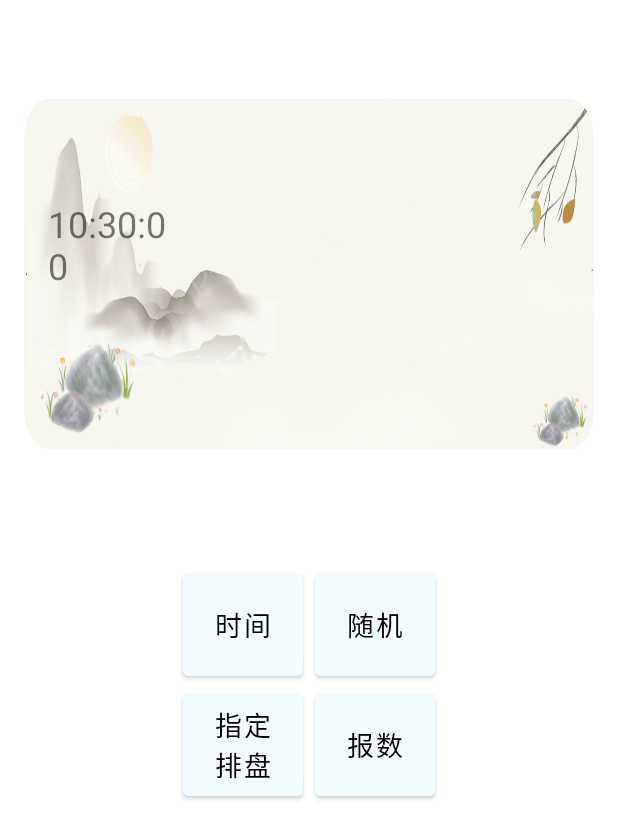
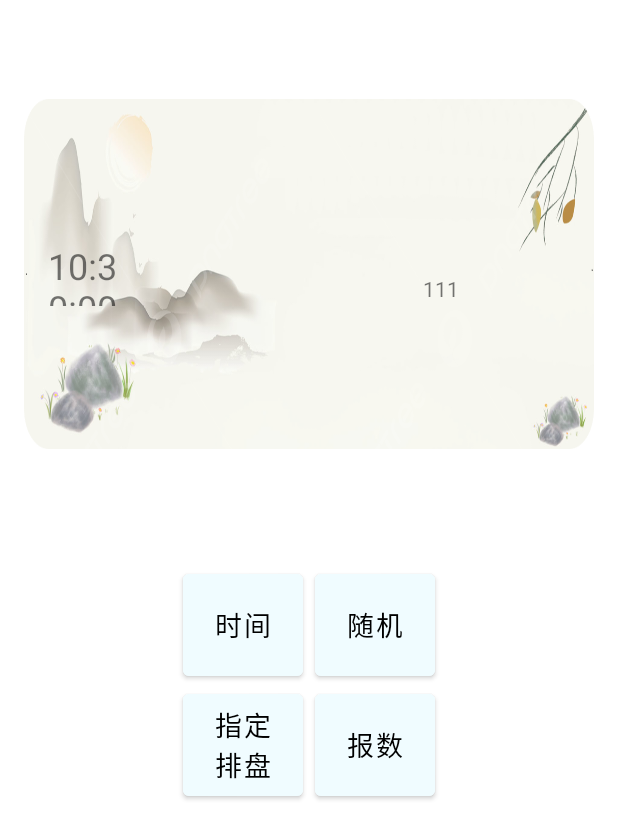
Before and after one commit to afterow/sanyaoyi-kotlin, an Android app: the screen it shows after launch (HomeActivity), on a phone screen of 412 x 824 dp. Shown: the top 839 px of the screen. Run offline under Robolectric (Android 15) with nearby library versions, the phone set to English and light mode, and no system bars; libraries missing offline, so code that uses them is left out: com.tyme.solar; Roboto replaces fonts that are not available here; 10 statements that could not run were skipped.

Commit message:
Restored the bug that the UI does not display, and added more bugs :lipstick:

```diff
--- a/app/build.gradle.kts
+++ b/app/build.gradle.kts
@@ -15,7 +15,7 @@ android {
         minSdk = 30
         targetSdk = 35
         versionCode = 1
-        versionName = "1.7"
+        versionName = "1.7.1rc"
 
         testInstrumentationRunner = "androidx.test.runner.AndroidJUnitRunner"
     }
--- a/app/src/main/AndroidManifest.xml
+++ b/app/src/main/AndroidManifest.xml
@@ -12,6 +12,10 @@
         android:supportsRtl="true"
         android:theme="@style/Theme.Sanyaoyi"
         tools:targetApi="31">
+        <activity
+            android:name=".MainActivity"
+            android:exported="true">
+        </activity>
         <activity
             android:name=".CountingActivity"
             android:exported="true">
--- a/app/src/main/res/layout/activity_main.xml
+++ b/app/src/main/res/layout/activity_main.xml
@@ -25,8 +25,8 @@
 
         <TextView
             android:id="@+id/timeTextView"
-            android:layout_width="80dp"
-            android:layout_height="100dp"
+            android:layout_width="50dp"
+            android:layout_height="43dp"
             android:layout_marginLeft="16dp"
             android:textSize="24sp" />
 
@@ -97,6 +97,7 @@
 
                 <TextView
                     android:id="@+id/shizhi"
+                    android:text="111"
                     android:layout_width="40dp"
                     android:layout_height="40dp"
                     android:layout_marginLeft="16dp"
```
Also changed, not shown: app/src/main/java/com/afterow/sanyaoyi/MainActivity.kt (added, +13 -0 lines).
